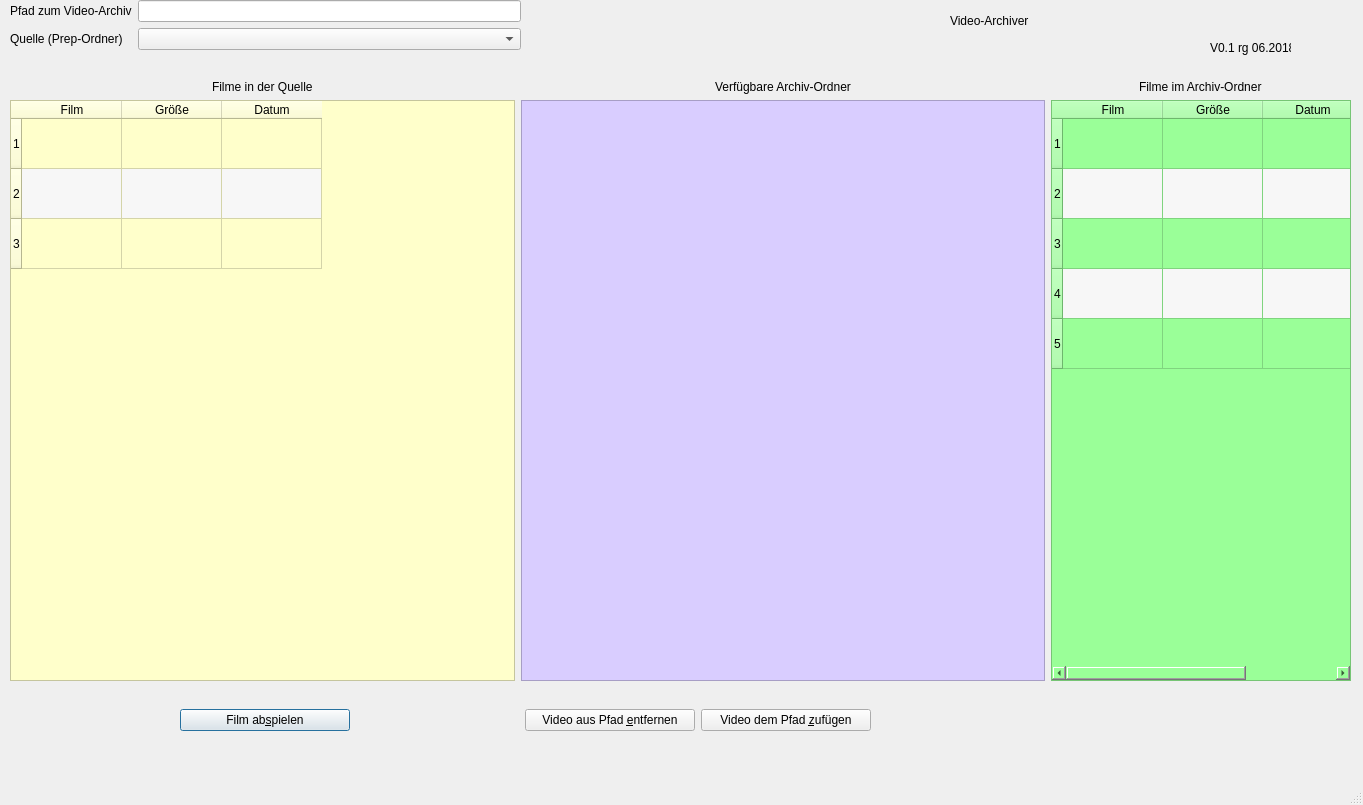
Qt form VidArchiverUI.ui (ruegi/VidArchiver) before a commit.
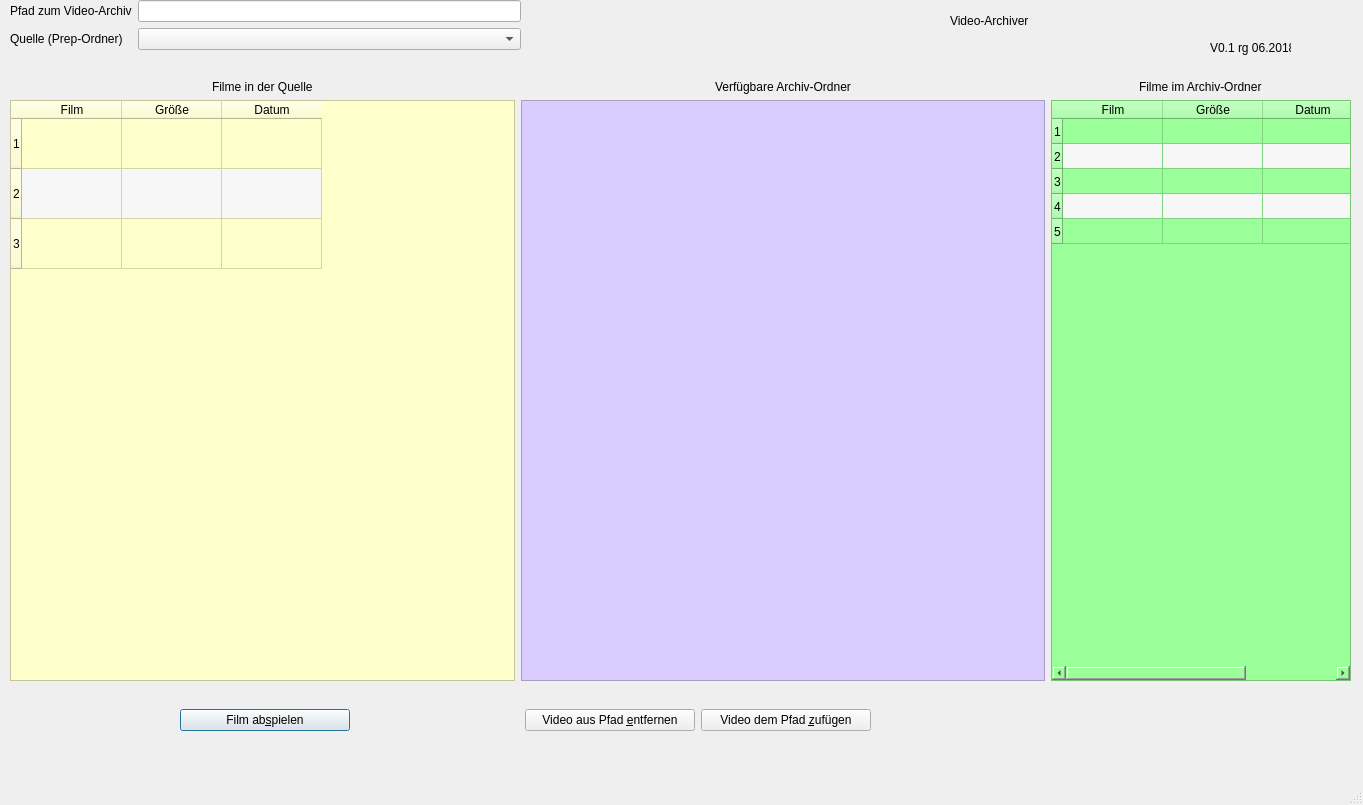
The same form after that commit. Icons and pictures are not drawn.

Commit message: Erste Produktionsversion

Diff of the .ui file:
```diff
--- a/VidArchiverUI.ui
+++ b/VidArchiverUI.ui
@@ -194,7 +194,7 @@
           <number>5</number>
          </property>
          <attribute name="verticalHeaderDefaultSectionSize">
-          <number>50</number>
+          <number>25</number>
          </attribute>
          <row/>
          <row/>
```
